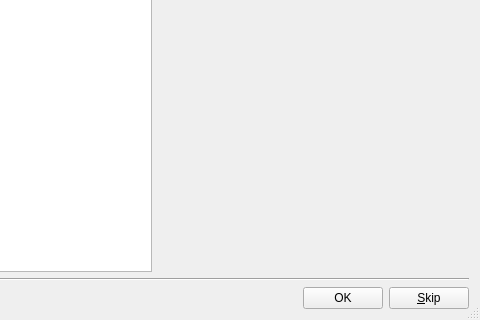
This is kmymoney/dialogs/kaccountselectdlg.ui in KDE/kmymoney as Qt 5 draws it before an edit; both pictures show x 171 to 651 and y 114 to 434 of the 651 by 434 pixel window. The edited form follows.
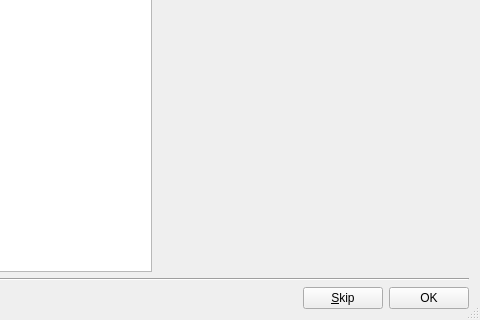
This is the edited form. Custom widgets are drawn as their Qt base class.

Commit message:
Swap Skip and OK button in account selection dialog
FIXED-IN: 5.1.3

Patch:
```diff
--- a/kmymoney/dialogs/kaccountselectdlg.ui
+++ b/kmymoney/dialogs/kaccountselectdlg.ui
@@ -154,13 +154,6 @@
        </property>
       </spacer>
      </item>
-     <item>
-      <widget class="QPushButton" name="m_qbuttonOk">
-       <property name="text">
-        <string>OK</string>
-       </property>
-      </widget>
-     </item>
      <item>
       <widget class="QPushButton" name="m_qbuttonCancel">
        <property name="text">
@@ -168,6 +161,13 @@
        </property>
       </widget>
      </item>
+     <item>
+      <widget class="QPushButton" name="m_qbuttonOk">
+       <property name="text">
+        <string>OK</string>
+       </property>
+      </widget>
+     </item>
     </layout>
    </item>
   </layout>
```
Left out of the diff: 22 changed lines with no effect on the pictures.
